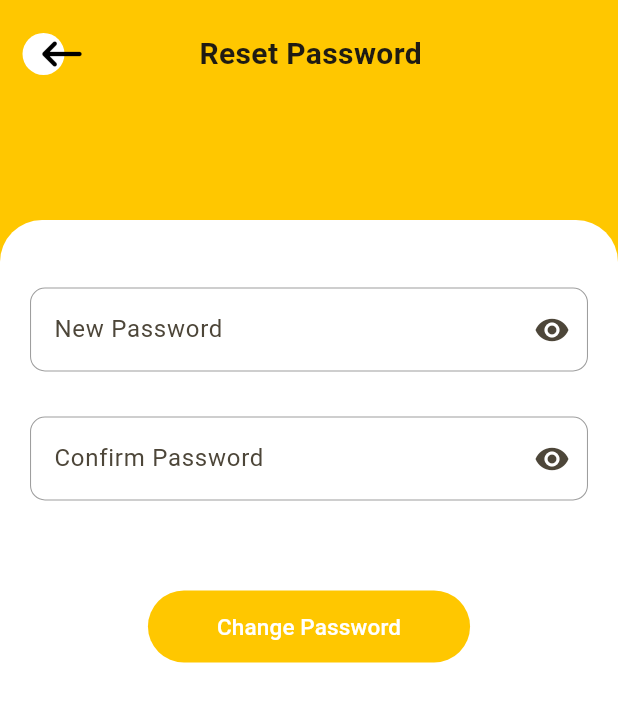
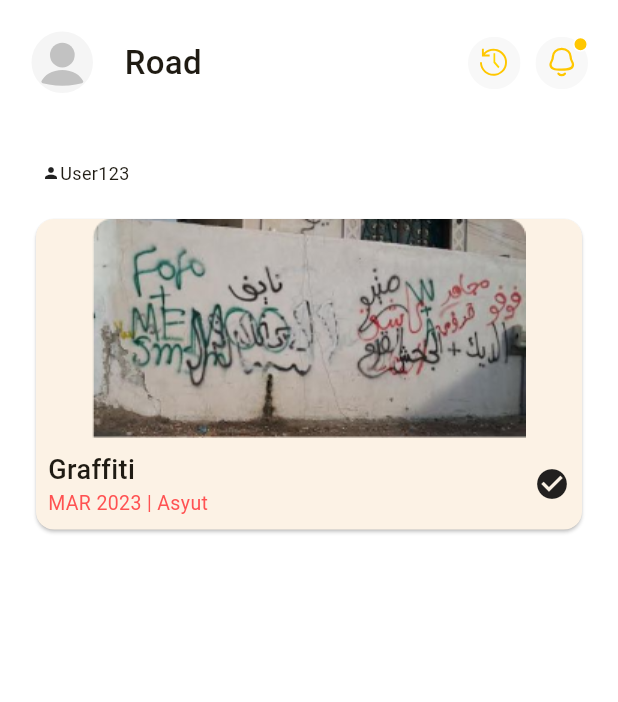
Before and after one commit to Dohahamdyy/citizen-connect, a Flutter app: the screen it shows after launch, on a phone screen of 412 x 824 dp. Shown: the top 702 px of the screen. Run offline on Flutter 3.47's test engine with Material 3 defaults, Android fonts, the phone set to English and light mode, and no system bars; our stand-ins replace flutter_svg, geolocator, image_picker, shared_preferences.

Commit message:
added timelines screens

```diff
--- a/lib/main.dart
+++ b/lib/main.dart
@@ -1,5 +1,7 @@
 import 'package:flutter/material.dart';
 import 'package:flutter_demo/ui/screens/description_screen.dart';
+import 'package:flutter_demo/ui/screens/electric_screen.dart';
+import 'package:flutter_demo/ui/screens/environmental_screen.dart';
 import 'package:flutter_demo/ui/screens/forget_password_screen.dart';
 import 'package:flutter_demo/ui/screens/hello_screen.dart';
 import 'package:flutter_demo/ui/screens/home_screen.dart';
@@ -15,6 +17,7 @@ import 'package:flutter_demo/ui/screens/ready_screen.dart';
 import 'package:flutter_demo/ui/screens/recent_screen.dart';
 import 'package:flutter_demo/ui/screens/report_screen.dart';
 import 'package:flutter_demo/ui/screens/reset_password_screen.dart';
+import 'package:flutter_demo/ui/screens/road_screen.dart';
 import 'package:flutter_demo/ui/screens/settings_screen.dart';
 import 'package:flutter_demo/ui/screens/signup_screen.dart';
 import 'package:flutter_demo/ui/screens/splash_screen.dart';
@@ -44,7 +47,7 @@ class MyApp extends StatelessWidget {
         useMaterial3: true,
       ),
       routes: {
-        '/': (context) => const ResetPasswordScreen(),
+        '/': (context) => const RoadScreen(),
         '/login': (context) => const LoginScreen(),
         '/signup': (context) => const SignupScreen(),
         '/home': (context) => const HomeScreen(),
@@ -63,7 +66,14 @@ class MyApp extends StatelessWidget {
         '/notifications': (context) => const NotificationsScreen(),
         '/settings': (context) => const SettingsScreen(),
         '/notification-settings': (context) => const NotificationSettingsScreen(),
-        '/password-settings': (context) => PasswordSettingsScreen(),
+        '/password-settings': (context) => const PasswordSettingsScreen(),
+        '/environmental': (context) => const EnvironmentalScreen(),
+        '/electric': (context) => const ElectricScreen(),
+        '/road': (context) => const RoadScreen(),
+
+
+
+
       },
     );
   }
--- /dev/null
+++ b/lib/ui/screens/road_screen.dart
@@ -0,0 +1,89 @@
+import 'package:flutter/cupertino.dart';
+import 'package:flutter/material.dart';
+import 'package:flutter_demo/ui/screens/home_screen.dart';
+
+import '../widgets/custom_appbar.dart';
+
+class RoadScreen extends StatelessWidget {
+  const RoadScreen({super.key});
+
+  @override
+  Widget build(BuildContext context) {
+    return Scaffold(
+      backgroundColor: Colors.white,
+      body: SafeArea(
+          child: Padding(
+            padding: const EdgeInsets.all(20.0),
+            child: Column(
+              children: [
+                const CustomAppbar(title: 'Road'),
+                const SizedBox(
+                  height: 35,
+                ),
+                const Padding(
+                  padding: EdgeInsets.all(8.0),
+                  child: Row(
+                    children: [
+                      Icon(
+                        Icons.person,
+                        size: 12,
+                      ),
+                      Text(
+                        'User123',
+                        style: TextStyle(fontSize: 12),
+                      ),
+                    ],
+                  ),
+                ),
+                SizedBox(height:10),
+                Expanded(
+                  child: ListView.builder(
+                    itemCount: 1,
+                    itemBuilder: (context, index) {
+                      return const Carditem();
+                    },
+                  ),
+                ),
+              ],
+            ),
+          )),
+    );
+  }
+}
+
+class Carditem extends StatelessWidget {
+  const Carditem({super.key});
+
+  @override
+  Widget build(BuildContext context) {
+    return Card(
+      child: Column(
+        children: [
+          Image.asset('assets/images/card.png'),
+          const Padding(
+            padding: EdgeInsets.all(8.0),
+            child: Row(
+              mainAxisAlignment: MainAxisAlignment.spaceBetween,
+              children: [
+                Column(
+                  crossAxisAlignment: CrossAxisAlignment.start,
+                  children: [
+                    Text(
+                      'Graffiti',
+                      style: TextStyle(fontSize: 18, fontWeight: FontWeight.w500),
+                    ),
+                    Text(
+                      'MAR 2023 | Asyut',
+                      style: TextStyle(fontSize: 13, color: Colors.redAccent),
+                    ),
+                  ],
+                ),
+                Icon(Icons.check_circle),
+              ],
+            ),
+          ),
+        ],
+      ),
+    );
+  }
+}
```
Also changed, not shown: lib/ui/screens/electric_screen.dart (added, +89 -0 lines), lib/ui/screens/environmental_screen.dart (added, +89 -0 lines), assets/images/card.png (added).
